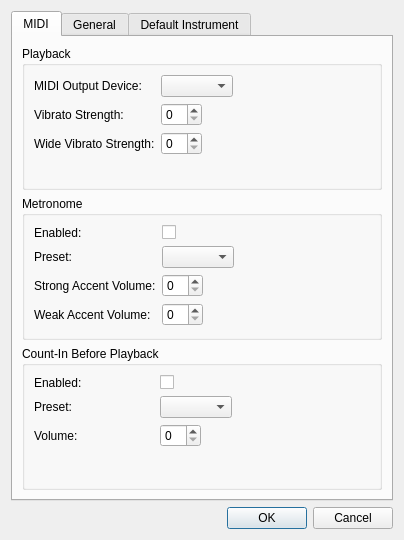
The window that source/dialogs/preferencesdialog.ui (powertab/powertabeditor) describes before a commit, drawn with Qt 5.
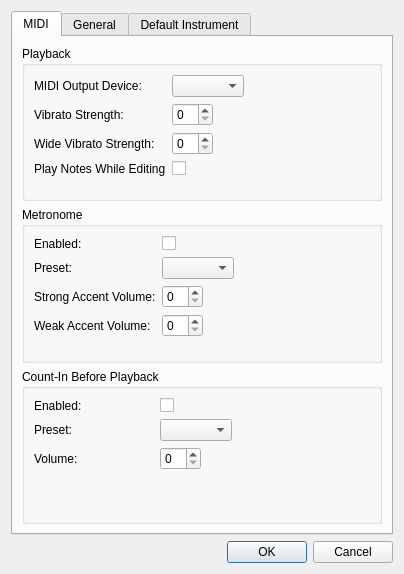
The same window after the commit. Custom widgets are drawn as their Qt base class.

Commit message:
Add an option to play notes as they are entered while editing.
This is not fully-featured (e.g. many options like vibrato are ignored) so some future work would be to reuse more of the code from the main MIDI generation method.

Fixes: #47

What changed in the file:
```diff
--- a/source/dialogs/preferencesdialog.ui
+++ b/source/dialogs/preferencesdialog.ui
@@ -10,7 +10,7 @@
     <x>0</x>
     <y>0</y>
     <width>404</width>
-    <height>540</height>
+    <height>574</height>
    </rect>
   </property>
   <property name="windowTitle">
@@ -80,6 +80,16 @@
             <item row="2" column="1">
              <widget class="QSpinBox" name="wideVibratoStrengthSpinBox"/>
             </item>
+            <item row="3" column="0">
+             <widget class="QLabel" name="playNotesWhileEditing">
+              <property name="text">
+               <string>Play Notes While Editing</string>
+              </property>
+             </widget>
+            </item>
+            <item row="3" column="1">
+             <widget class="QCheckBox" name="playNotesWhileEditingCheckBox"/>
+            </item>
            </layout>
           </item>
          </layout>
```
The commit also changes 9 other files.
